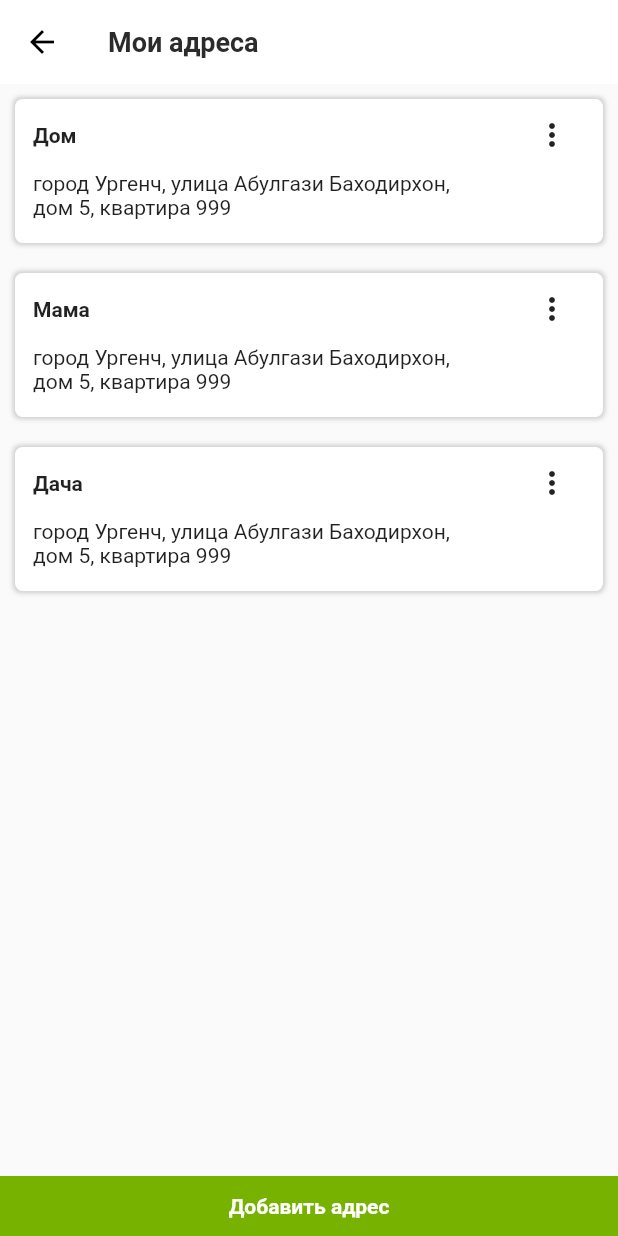
After one commit to hacker-uz/tezbazar_demo, a Flutter app: the screen it shows after launch, after a tap on "Адрес", on a phone screen of 412 x 824 dp. The commit adds this screen. Run offline on Flutter 3.47's test engine with Material 2 defaults, Android fonts, the phone set to English and light mode, and no system bars.

Commit message:
add screens: user_info_edit and address

```diff
--- /dev/null
+++ b/lib/ui/profile/components/address.dart
@@ -0,0 +1,215 @@
+import 'package:flutter/material.dart';
+import 'package:tezbazar_demo/ui/constants.dart';
+
+class AddressScreen extends StatefulWidget {
+  @override
+  _AddressScreenState createState() => _AddressScreenState();
+}
+
+enum Menu { delete, edit }
+
+class _AddressScreenState extends State<AddressScreen> {
+  var _selection;
+
+  @override
+  Widget build(BuildContext context) {
+    return Scaffold(
+      appBar: AppBar(
+        //bu appbardaki orqaga degan knopkani rangini ozgartirish uchun
+        iconTheme: IconThemeData(color: Colors.black),
+        elevation: 0,
+        backgroundColor: Colors.white,
+        title: Text(
+          "Мои адреса",
+          style: TextStyle(
+            color: kSecondryBlack,
+            fontSize: 18,
+            fontWeight: FontWeight.w700,
+          ),
+        ),
+      ),
+      body: Column(
+        children: [
+          Padding(
+            padding: const EdgeInsets.symmetric(horizontal: 10, vertical: 10),
+            child: Container(
+              height: 96,
+              padding: EdgeInsets.only(left: 12, right: 10),
+              decoration: BoxDecoration(
+                borderRadius: BorderRadius.circular(5),
+                boxShadow: [
+                  BoxShadow(
+                    color: Colors.grey.withOpacity(0.5),
+                    spreadRadius: 1,
+                    blurRadius: 2,
+                  ),
+                ],
+                color: Colors.white,
+              ),
+              child: Column(
+                crossAxisAlignment: CrossAxisAlignment.start,
+                children: [
+                  Row(
+                    children: [
+                      Text(
+                        "Дом",
+                        style: TextStyle(
+                          fontWeight: FontWeight.w700,
+                        ),
+                      ),
+                      Spacer(),
+                      PopupMenuButton<Menu>(
+                        onSelected: (Menu result) {
+                          setState(() {
+                            _selection = result;
+                            print(_selection);
+                          });
+                        },
+                        itemBuilder: (BuildContext context) =>
+                            <PopupMenuEntry<Menu>>[
+                          const PopupMenuItem<Menu>(
+                            value: Menu.edit,
+                            child: Text("Редактировать"),
+                          ),
+                          const PopupMenuItem<Menu>(
+                            value: Menu.delete,
+                            child: Text('Удалить'),
+                          ),
+                        ],
+                      ),
+                    ],
+                  ),
+                  Text(
+                      "город Ургенч, улица Абулгази Баходирхон, \nдом 5, квартира 999")
+                ],
+              ),
+            ),
+          ),
+          Padding(
+            padding: const EdgeInsets.symmetric(horizontal: 10, vertical: 10),
+            child: Container(
+              height: 96,
+              padding: EdgeInsets.only(left: 12, right: 10),
+              decoration: BoxDecoration(
+                borderRadius: BorderRadius.circular(5),
+                boxShadow: [
+                  BoxShadow(
+                    color: Colors.grey.withOpacity(0.5),
+                    spreadRadius: 1,
+                    blurRadius: 2,
+                  ),
+                ],
+                color: Colors.white,
+              ),
+              child: Column(
+                crossAxisAlignment: CrossAxisAlignment.start,
+                children: [
+                  Row(
+                    children: [
+                      Text(
+                        "Мама",
+                        style: TextStyle(
+                          fontWeight: FontWeight.w700,
+                        ),
+                      ),
+                      Spacer(),
+                      PopupMenuButton<Menu>(
+                        onSelected: (Menu result) {
+                          setState(() {
+                            _selection = result;
+                            print(_selection);
+                          });
+                        },
+                        itemBuilder: (BuildContext context) =>
+                            <PopupMenuEntry<Menu>>[
+                          const PopupMenuItem<Menu>(
+                            value: Menu.edit,
+                            child: Text("Редактировать"),
+                          ),
+                          const PopupMenuItem<Menu>(
+                            value: Menu.delete,
+                            child: Text('Удалить'),
+                          ),
+                        ],
+                      ),
+                    ],
+                  ),
+                  Text(
+                      "город Ургенч, улица Абулгази Баходирхон, \nдом 5, квартира 999")
+                ],
+              ),
+            ),
+          ),
+          Padding(
+            padding: const EdgeInsets.symmetric(horizontal: 10, vertical: 10),
+            child: Container(
+              height: 96,
+              padding: EdgeInsets.only(left: 12, right: 10),
+              decoration: BoxDecoration(
+                borderRadius: BorderRadius.circular(5),
+                boxShadow: [
+                  BoxShadow(
+                    color: Colors.grey.withOpacity(0.5),
+                    spreadRadius: 1,
+                    blurRadius: 2,
+                  ),
+                ],
+                color: Colors.white,
+              ),
+              child: Column(
+                crossAxisAlignment: CrossAxisAlignment.start,
+                children: [
+                  Row(
+                    children: [
+                      Text(
+                        "Дача",
+                        style: TextStyle(
+                          fontWeight: FontWeight.w700,
+                        ),
+                      ),
+                      Spacer(),
+                      PopupMenuButton<Menu>(
+                        onSelected: (Menu result) {
+                          setState(() {
+                            _selection = result;
+                            print(_selection);
+                          });
+                        },
+                        itemBuilder: (BuildContext context) =>
+                            <PopupMenuEntry<Menu>>[
+                          const PopupMenuItem<Menu>(
+                            value: Menu.edit,
+                            child: Text("Редактировать"),
+                          ),
+                          const PopupMenuItem<Menu>(
+                            value: Menu.delete,
+                            child: Text('Удалить'),
+                          ),
+                        ],
+                      ),
+                    ],
+                  ),
+                  Text(
+                      "город Ургенч, улица Абулгази Баходирхон, \nдом 5, квартира 999")
+                ],
+              ),
+            ),
+          ),
+        ],
+      ),
+      bottomNavigationBar: Container(
+        height: 40,
+        color: Color(0xFF77B200),
+        child: Center(
+          child: Text(
+            "Добавить адрес",
+            style: TextStyle(
+              color: Colors.white,
+              fontWeight: FontWeight.w700,
+            ),
+          ),
+        ),
+      ),
+    );
+  }
+}
--- a/lib/ui/profile/components/card_comp.dart
+++ b/lib/ui/profile/components/card_comp.dart
@@ -4,11 +4,14 @@ import 'package:tezbazar_demo/ui/constants.dart';
 class CardComp extends StatelessWidget {
   final String imageUrl;
   final String title;
+  final Function onTap;
 
-  const CardComp({Key key, this.imageUrl, this.title}) : super(key: key);
+  const CardComp({Key key, this.imageUrl, this.title, this.onTap}) : super(key: key);
   @override
   Widget build(BuildContext context) {
     return Expanded(
+      child: GestureDetector(
+        onTap: onTap,
         child: Container(
           decoration: BoxDecoration(
             borderRadius: BorderRadius.circular(5),
@@ -38,6 +41,7 @@ class CardComp extends StatelessWidget {
             ],
           ),
         ),
+      ),
     );
   }
 }
--- a/lib/ui/profile/components/profile_name_image.dart
+++ b/lib/ui/profile/components/profile_name_image.dart
@@ -1,10 +1,12 @@
 import 'package:flutter/material.dart';
 import 'package:tezbazar_demo/ui/constants.dart';
+import 'package:tezbazar_demo/ui/profile/components/user_info_edit.dart';
 
 class ProfileNameImage extends StatelessWidget {
   final Size size;
 
   const ProfileNameImage({Key key, this.size}) : super(key: key);
+
   @override
   Widget build(BuildContext context) {
     return SizedBox(
@@ -28,10 +30,18 @@ class ProfileNameImage extends StatelessWidget {
                   ),
                 ),
                 Spacer(flex: 5),
-                Icon(
-                  Icons.edit,
-                  color: Colors.white,
-                ),
+                IconButton(
+                  icon: Icon(
+                    Icons.edit,
+                    color: Colors.white,
+                  ),
+                  onPressed: () {
+                    Navigator.push(
+                      context,
+                      MaterialPageRoute(builder: (context) => UserInfoEdit()),
+                    );
+                  },
+                )
               ],
             ),
           ),
--- a/lib/ui/profile/profile_screen.dart
+++ b/lib/ui/profile/profile_screen.dart
@@ -1,4 +1,5 @@
 import 'package:flutter/material.dart';
+import 'package:tezbazar_demo/ui/profile/components/address.dart';
 import 'package:tezbazar_demo/ui/profile/components/card_comp.dart';
 import 'package:tezbazar_demo/ui/profile/components/helping_list.dart';
 import 'package:tezbazar_demo/ui/profile/components/profile_name_image.dart';
@@ -24,6 +25,14 @@ class ProfileScreen extends StatelessWidget {
                         CardComp(
                           imageUrl: "assets/images/adress_image.png",
                           title: "Адрес",
+                          onTap: () {
+                            Navigator.push(
+                              context,
+                              MaterialPageRoute(
+                                builder: (contex) => AddressScreen(),
+                              ),
+                            );
+                          },
                         ),
                         SizedBox(width: 10),
                         CardComp(
```
Also changed, not shown: lib/ui/profile/components/user_info_edit.dart (added, +118 -0 lines). Lines whose indentation alone changed are shown as unchanged.
